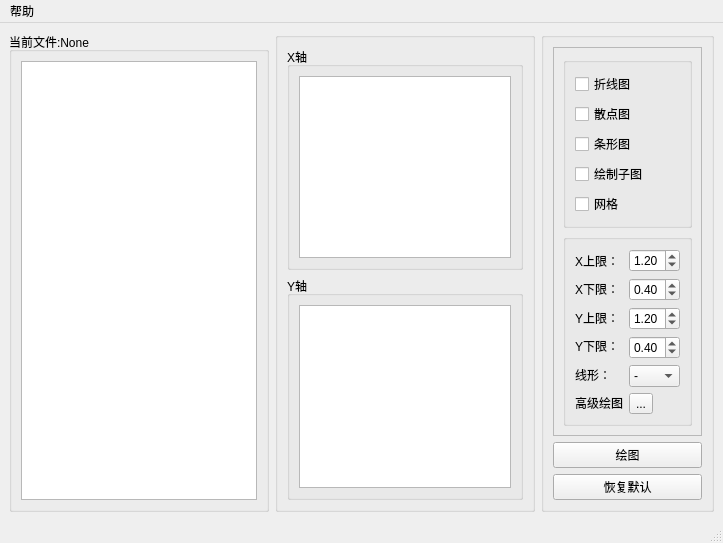
LiYorange/MyOFP2.0, file res/ui/draw.ui: the form before one commit.
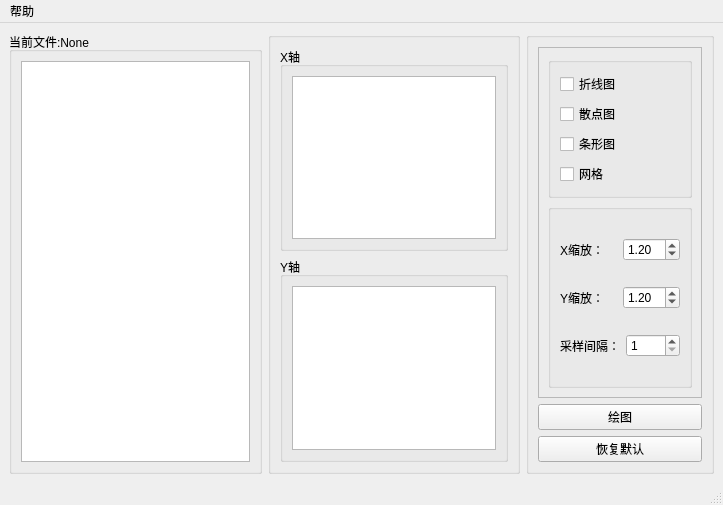
The form after the commit.

Patch:
```diff
--- a/res/ui/draw.ui
+++ b/res/ui/draw.ui
@@ -7,7 +7,7 @@
     <x>0</x>
     <y>0</y>
     <width>723</width>
-    <height>461</height>
+    <height>505</height>
    </rect>
   </property>
   <property name="windowTitle">
@@ -92,7 +92,7 @@
       <property name="title">
        <string/>
       </property>
-      <layout class="QVBoxLayout" name="verticalLayout_8">
+      <layout class="QVBoxLayout" name="verticalLayout_8" stretch="0,0,0">
        <item>
         <widget class="QFrame" name="frame">
          <property name="frameShape">
@@ -129,13 +129,6 @@
                </property>
               </widget>
              </item>
-             <item>
-              <widget class="QCheckBox" name="subplot_checkBox">
-               <property name="text">
-                <string>绘制子图</string>
-               </property>
-              </widget>
-             </item>
              <item>
               <widget class="QCheckBox" name="grid_checkBox">
                <property name="text">
@@ -151,57 +144,21 @@
             <property name="title">
              <string/>
             </property>
-            <layout class="QHBoxLayout" name="horizontalLayout_2">
+            <layout class="QVBoxLayout" name="verticalLayout_4">
              <item>
-              <layout class="QVBoxLayout" name="verticalLayout_4">
+              <layout class="QHBoxLayout" name="horizontalLayout_2">
                <item>
                 <widget class="QLabel" name="label">
                  <property name="text">
-                  <string>X上限：</string>
+                  <string>X缩放：</string>
                  </property>
                 </widget>
                </item>
                <item>
-                <widget class="QLabel" name="label_3">
-                 <property name="text">
-                  <string>X下限：</string>
+                <widget class="QDoubleSpinBox" name="x_L_doubleSpinBox">
+                 <property name="minimum">
+                  <double>-0.490000000000000</double>
                  </property>
-                </widget>
-               </item>
-               <item>
-                <widget class="QLabel" name="label_2">
-                 <property name="text">
-                  <string>Y上限：</string>
-                 </property>
-                </widget>
-               </item>
-               <item>
-                <widget class="QLabel" name="label_4">
-                 <property name="text">
-                  <string>Y下限：</string>
-                 </property>
-                </widget>
-               </item>
-               <item>
-                <widget class="QLabel" name="label_5">
-                 <property name="text">
-                  <string>线形：</string>
-                 </property>
-                </widget>
-               </item>
-               <item>
-                <widget class="QLabel" name="label_7">
-                 <property name="text">
-                  <string>高级绘图</string>
-                 </property>
-                </widget>
-               </item>
-              </layout>
-             </item>
-             <item>
-              <layout class="QVBoxLayout" name="verticalLayout_7">
-               <item>
-                <widget class="QDoubleSpinBox" name="x_UL_doubleSpinBox">
                  <property name="maximum">
                   <double>5.900000000000000</double>
                  </property>
@@ -213,21 +170,22 @@
                  </property>
                 </widget>
                </item>
+              </layout>
+             </item>
+             <item>
+              <layout class="QHBoxLayout" name="horizontalLayout_3">
                <item>
-                <widget class="QDoubleSpinBox" name="x_LL_doubleSpinBox">
-                 <property name="maximum">
-                  <double>5.000000000000000</double>
-                 </property>
-                 <property name="singleStep">
-                  <double>0.100000000000000</double>
-                 </property>
-                 <property name="value">
-                  <double>0.400000000000000</double>
+                <widget class="QLabel" name="label_2">
+                 <property name="text">
+                  <string>Y缩放：</string>
                  </property>
                 </widget>
                </item>
                <item>
-                <widget class="QDoubleSpinBox" name="y_UL_doubleSpinBox">
+                <widget class="QDoubleSpinBox" name="y_L_doubleSpinBox">
+                 <property name="minimum">
+                  <double>-0.490000000000000</double>
+                 </property>
                  <property name="maximum">
                   <double>5.000000000000000</double>
                  </property>
@@ -239,95 +197,33 @@
                  </property>
                 </widget>
                </item>
+              </layout>
+             </item>
+             <item>
+              <layout class="QHBoxLayout" name="horizontalLayout_4">
                <item>
-                <widget class="QDoubleSpinBox" name="y_LL_doubleSpinBox">
+                <widget class="QLabel" name="label_6">
+                 <property name="text">
+                  <string>采样间隔：</string>
+                 </property>
+                </widget>
+               </item>
+               <item>
+                <widget class="QSpinBox" name="r_s_spinBox">
+                 <property name="showGroupSeparator" stdset="0">
+                  <bool>false</bool>
+                 </property>
+                 <property name="minimum">
+                  <number>1</number>
+                 </property>
                  <property name="maximum">
-                  <double>5.000000000000000</double>
+                  <number>5000</number>
                  </property>
                  <property name="singleStep">
-                  <double>0.100000000000000</double>
+                  <number>1</number>
                  </property>
-                 <property name="value">
-                  <double>0.400000000000000</double>
-                 </property>
-                </widget>
-               </item>
-               <item>
-                <widget class="QComboBox" name="line_shape_comboBox">
-                 <item>
-                  <property name="text">
-                   <string>-</string>
-                  </property>
-                 </item>
-                 <item>
-                  <property name="text">
-                   <string>-.</string>
-                  </property>
-                 </item>
-                 <item>
-                  <property name="text">
-                   <string>.</string>
-                  </property>
-                 </item>
-                 <item>
-                  <property name="text">
-                   <string>o</string>
-                  </property>
-                 </item>
-                 <item>
-                  <property name="text">
-                   <string>^</string>
-                  </property>
-                 </item>
-                 <item>
-                  <property name="text">
-                   <string>&gt;</string>
-                  </property>
-                 </item>
-                 <item>
-                  <property name="text">
-                   <string>2</string>
-                  </property>
-                 </item>
-                 <item>
-                  <property name="text">
-                   <string>4</string>
-                  </property>
-                 </item>
-                 <item>
-                  <property name="text">
-                   <string>p</string>
-                  </property>
-                 </item>
-                 <item>
-                  <property name="text">
-                   <string>h</string>
-                  </property>
-                 </item>
-                 <item>
-                  <property name="text">
-                   <string>+</string>
-                  </property>
-                 </item>
-                 <item>
-                  <property name="text">
-                   <string>D</string>
-                  </property>
-                 </item>
-                 <item>
-                  <property name="text">
-                   <string>_</string>
-                  </property>
-                 </item>
-                </widget>
-               </item>
-               <item>
-                <widget class="QToolButton" name="toolButton">
-                 <property name="text">
-                  <string>...</string>
-                 </property>
-                 <property name="arrowType">
-                  <enum>Qt::NoArrow</enum>
+                 <property name="displayIntegerBase">
+                  <number>10</number>
                  </property>
                 </widget>
                </item>
```
